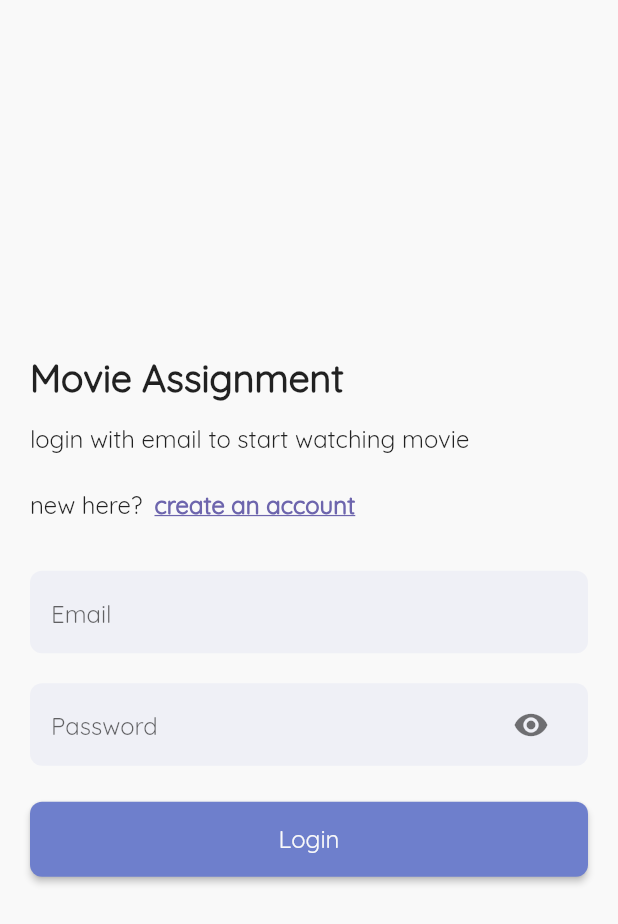
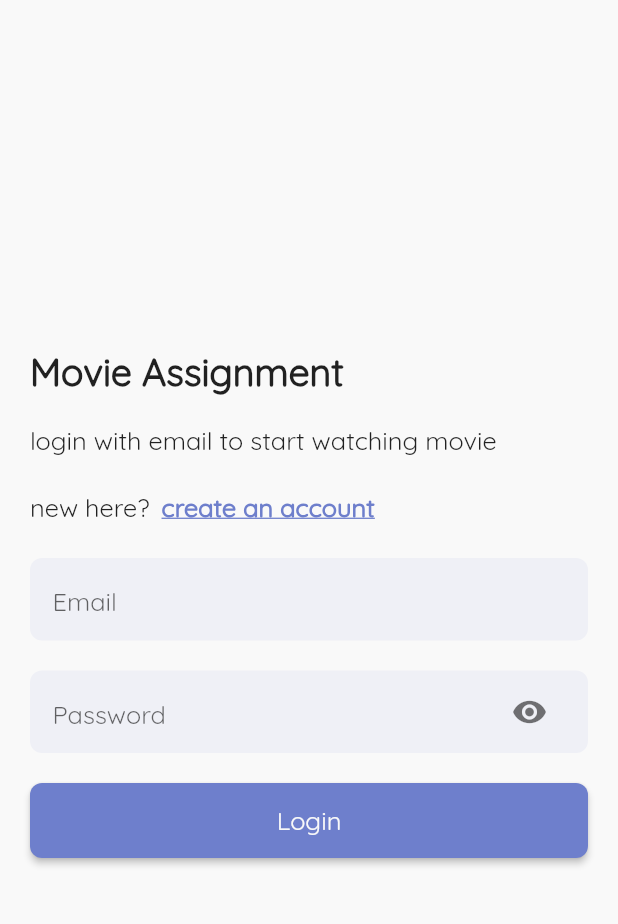
Before and after one commit to wiree65/assignment-techBaseCamp, a Flutter app: the screen it shows after launch, on a phone screen of 412 x 824 dp. Shown: the top 924 px of the screen. Run offline on Flutter 3.47's test engine with Material 2 defaults, Android fonts, the phone set to English and light mode, and no system bars; our stand-ins replace dio, firebase_auth, firebase_core, get; accounts and stored records are empty.

Commit message:
fix hard code

```diff
--- a/lib/components/constants.dart
+++ b/lib/components/constants.dart
@@ -13,3 +13,8 @@ const whitePrimary = Color(0xFFF9F9F9);
 const greyPrimary = Color(0xFFEFF0F6);
 
 const grey = Color(0xFFCFCFCF);
+
+double extraFontSize = 25;
+double generalFontSize = 17;
+double generalPadding = 20;
+double generalHightButton = 55;
--- a/lib/main.dart
+++ b/lib/main.dart
@@ -1,6 +1,7 @@
 import 'package:flutter/material.dart';
 import 'package:my_app/screens/landing_screen.dart';
 import 'package:my_app/screens/register_screen.dart';
+import 'package:my_app/screens/search_screen.dart';
 import 'package:provider/provider.dart';
 import 'provider/movieProvider.dart';
 import 'screens/login_screen.dart';
@@ -40,6 +41,7 @@ class _MyAppState extends State<MyApp> {
         ],
         child: Consumer<MovieProvider>(
           builder: (ctx, auth, child) => GetMaterialApp(
+            theme: ThemeData(fontFamily: "Quicksand"),
             initialRoute: "/",
             getPages: [
               GetPage(
@@ -49,6 +51,7 @@ class _MyAppState extends State<MyApp> {
                       : const LoginScreen()),
               GetPage(name: '/register', page: () => const RegisterScreen()),
               GetPage(name: '/landing', page: () => const LandingScreen()),
+              GetPage(name: '/search', page: () => const SearchScreen()),
             ],
             title: 'Movie',
             debugShowCheckedModeBanner: false,
--- a/lib/screens/login_screen.dart
+++ b/lib/screens/login_screen.dart
@@ -23,7 +23,6 @@ class _LoginState extends State<LoginScreen> {
   @override
   Widget build(BuildContext context) {
     double width = MediaQuery.of(context).size.width;
-    double height = MediaQuery.of(context).size.height;
     return Container(
       color: whitePrimary,
       child: SafeArea(
@@ -39,30 +38,25 @@ class _LoginState extends State<LoginScreen> {
                     mainAxisAlignment: MainAxisAlignment.center,
                     crossAxisAlignment: CrossAxisAlignment.center,
                     children: <Widget>[
-                      const SizedBox(
-                        height: 20,
-                      ),
                       Container(
-                          padding: const EdgeInsets.only(left: 20, right: 20),
+                          padding: EdgeInsets.only(
+                              left: generalPadding, right: generalPadding),
                           width: width,
                           child: Column(
                               crossAxisAlignment: CrossAxisAlignment.start,
                               children: [
-                                const Text(
+                                Text(
                                   'Movie Assignment',
                                   style: TextStyle(
-                                      // color: kPrimaryFont,
-                                      fontSize: 25,
-                                      fontFamily: 'Quicksand',
+                                      fontSize: extraFontSize,
                                       fontWeight: FontWeight.w600),
                                 ),
-                                const Padding(
-                                  padding: EdgeInsets.only(top: 15.0),
+                                Padding(
+                                  padding: EdgeInsets.only(top: generalPadding),
                                   child: Text(
                                     'login with email to start watching movie',
                                     style: TextStyle(
-                                      fontSize: 16,
-                                      fontFamily: 'Quicksand',
+                                      fontSize: generalFontSize,
                                     ),
                                   ),
                                 ),
@@ -72,38 +66,35 @@ class _LoginState extends State<LoginScreen> {
                                     crossAxisAlignment:
                                         CrossAxisAlignment.center,
                                     children: [
-                                      const Text(
+                                      Text(
                                         'new here?',
                                         style: TextStyle(
-                                          fontSize: 16,
-                                          fontFamily: 'Quicksand',
+                                          fontSize: generalFontSize,
                                         ),
                                       ),
                                       TextButton(
-                                          onPressed: () => Get.toNamed('/register/'),
-                                          child: const Text(
+                                          onPressed: () =>
+                                              Get.toNamed('/register/'),
+                                          child: Text(
                                             'create an account',
                                             style: TextStyle(
-                                                fontSize: 16,
-                                                fontFamily: 'Quicksand',
+                                                fontSize: generalFontSize,
                                                 decoration:
                                                     TextDecoration.underline,
-                                                color: Color(0xFF6D65AD),
+                                                color: purplePrimary,
                                                 fontWeight: FontWeight.w600),
                                           )),
                                     ],
                                   ),
                                 ),
                               ])),
-                      const SizedBox(
-                        height: 10,
-                      ),
                       Padding(
-                        padding: const EdgeInsets.only(left: 20, right: 20),
+                        padding: EdgeInsets.only(
+                            left: generalPadding, right: generalPadding),
                         child: Container(
                             margin: const EdgeInsets.symmetric(vertical: 10),
                             padding: const EdgeInsets.symmetric(
-                                horizontal: 14, vertical: 5),
+                                horizontal: 15, vertical: 5),
                             width: width,
                             height: 55,
                             decoration: BoxDecoration(
@@ -113,20 +104,22 @@ class _LoginState extends State<LoginScreen> {
                             child: TextField(
                               keyboardType: TextInputType.emailAddress,
                               controller: emailController,
-                              decoration: const InputDecoration(
+                              decoration: InputDecoration(
                                   hintText: 'Email',
-                                  hintStyle: TextStyle(
-                                      fontFamily: 'Quicksand', fontSize: 16),
+                                  hintStyle:
+                                      TextStyle(fontSize: generalFontSize),
                                   border: InputBorder.none),
                             )),
                       ),
                       Container(
-                          margin: const EdgeInsets.only(
-                              top: 10, left: 20, right: 20),
+                          margin: EdgeInsets.only(
+                              top: 10,
+                              left: generalPadding,
+                              right: generalPadding),
                           padding: const EdgeInsets.symmetric(
-                              horizontal: 14, vertical: 5),
+                              horizontal: 15, vertical: 5),
                           width: width,
-                          height: 55,
+                          height: generalHightButton,
                           decoration: BoxDecoration(
                             color: greyPrimary,
                             borderRadius: BorderRadius.circular(8),
@@ -136,8 +129,7 @@ class _LoginState extends State<LoginScreen> {
                             obscureText: !_passwordVisible,
                             decoration: InputDecoration(
                                 hintText: 'Password',
-                                hintStyle: const TextStyle(
-                                    fontFamily: 'Quicksand', fontSize: 16),
+                                hintStyle: TextStyle(fontSize: generalFontSize),
                                 suffixIcon: IconButton(
                                   icon: Icon(
                                     _passwordVisible
@@ -156,25 +148,25 @@ class _LoginState extends State<LoginScreen> {
                       errorhandle != ''
                           ? Container(
                               width: width,
-                              padding: const EdgeInsets.only(
-                                  top: 20, left: 20, right: 20),
+                              padding: EdgeInsets.only(
+                                  top: generalPadding,
+                                  left: generalPadding,
+                                  right: generalPadding),
                               child: Text(
                                 errorhandle,
-                                style: const TextStyle(
-                                    fontSize: 16, color: Colors.red),
+                                style: TextStyle(
+                                    fontSize: generalFontSize,
+                                    color: Colors.red),
                               ),
                             )
                           : Container(),
-                      const SizedBox(
-                        height: 24,
-                      ),
                       Padding(
-                        padding: const EdgeInsets.only(left: 20, right: 20),
+                        padding: EdgeInsets.all(generalPadding),
                         child: Button(
                             width: width,
                             color: purplePrimary,
                             textColor: whitePrimary,
-                            fontsize: 16.00,
+                            fontsize: generalFontSize,
                             onPress: () async {
                               try {
                                 Utils.showAlertDialog(context);
@@ -198,9 +190,6 @@ class _LoginState extends State<LoginScreen> {
                             },
                             title: 'Login'),
                       ),
-                      const SizedBox(
-                        height: 23,
-                      ),
                     ],
                   ),
                 ),
```
